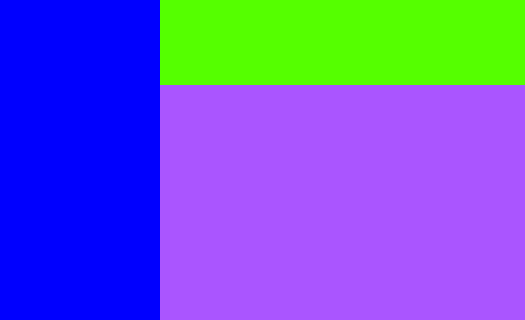
This is singlechat.ui in supermanc88/WeiTalk as Qt 5 draws it before an edit; both pictures show x 0 to 525 and y 0 to 320 of the 946 by 636 pixel window. The edited form follows.
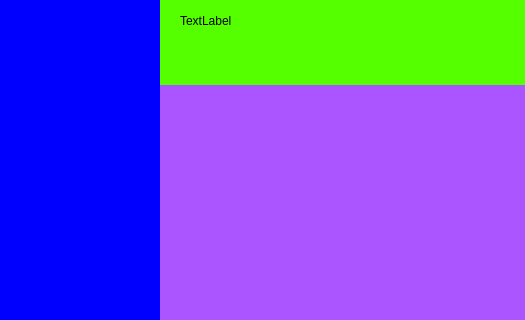
This is the edited form. Custom widgets are drawn as their Qt base class.

The edit to the form file:
```diff
--- a/singlechat.ui
+++ b/singlechat.ui
@@ -159,6 +159,19 @@
            <set>Qt::AlignCenter</set>
           </property>
          </widget>
+         <widget class="QLabel" name="nickname">
+          <property name="geometry">
+           <rect>
+            <x>20</x>
+            <y>10</y>
+            <width>211</width>
+            <height>21</height>
+           </rect>
+          </property>
+          <property name="text">
+           <string>TextLabel</string>
+          </property>
+         </widget>
         </widget>
        </item>
        <item>
```
